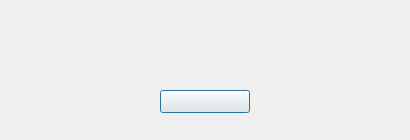
First picture: the form in client/src/ui/modaldialog.ui, repository klaalk/klapklap, before the edit.
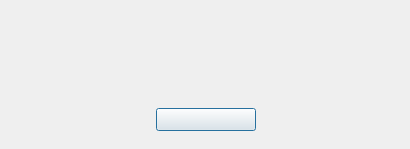
Second picture: the form after the edit.

What changed in the file:
```diff
--- a/client/src/ui/modaldialog.ui
+++ b/client/src/ui/modaldialog.ui
@@ -7,7 +7,7 @@
     <x>0</x>
     <y>0</y>
     <width>410</width>
-    <height>140</height>
+    <height>149</height>
    </rect>
   </property>
   <property name="sizePolicy">
@@ -28,39 +28,110 @@
   <property name="sizeGripEnabled">
    <bool>false</bool>
   </property>
-  <widget class="QPushButton" name="confirmBtn">
+  <widget class="QWidget" name="verticalLayoutWidget">
    <property name="geometry">
     <rect>
-     <x>160</x>
-     <y>90</y>
-     <width>90</width>
-     <height>23</height>
-    </rect>
-   </property>
-   <property name="text">
-    <string/>
-   </property>
-  </widget>
-  <widget class="QLabel" name="content">
-   <property name="geometry">
-    <rect>
-     <x>20</x>
+     <x>10</x>
      <y>10</y>
-     <width>370</width>
-     <height>71</height>
+     <width>391</width>
+     <height>121</height>
     </rect>
    </property>
-   <property name="font">
-    <font>
-     <pointsize>10</pointsize>
-    </font>
-   </property>
-   <property name="text">
-    <string/>
-   </property>
-   <property name="alignment">
-    <set>Qt::AlignCenter</set>
-   </property>
+   <layout class="QVBoxLayout" name="verticalLayout">
+    <item>
+     <spacer name="verticalSpacer_2">
+      <property name="orientation">
+       <enum>Qt::Vertical</enum>
+      </property>
+      <property name="sizeHint" stdset="0">
+       <size>
+        <width>20</width>
+        <height>40</height>
+       </size>
+      </property>
+     </spacer>
+    </item>
+    <item>
+     <widget class="QLabel" name="content">
+      <property name="minimumSize">
+       <size>
+        <width>0</width>
+        <height>50</height>
+       </size>
+      </property>
+      <property name="font">
+       <font>
+        <pointsize>10</pointsize>
+       </font>
+      </property>
+      <property name="text">
+       <string/>
+      </property>
+      <property name="alignment">
+       <set>Qt::AlignCenter</set>
+      </property>
+     </widget>
+    </item>
+    <item>
+     <spacer name="verticalSpacer">
+      <property name="orientation">
+       <enum>Qt::Vertical</enum>
+      </property>
+      <property name="sizeHint" stdset="0">
+       <size>
+        <width>20</width>
+        <height>40</height>
+       </size>
+      </property>
+     </spacer>
+    </item>
+    <item>
+     <layout class="QHBoxLayout" name="horizontalLayout">
+      <item>
+       <spacer name="horizontalSpacer">
+        <property name="orientation">
+         <enum>Qt::Horizontal</enum>
+        </property>
+        <property name="sizeHint" stdset="0">
+         <size>
+          <width>40</width>
+          <height>20</height>
+         </size>
+        </property>
+       </spacer>
+      </item>
+      <item>
+       <widget class="QPushButton" name="confirmBtn">
+        <property name="minimumSize">
+         <size>
+          <width>100</width>
+          <height>23</height>
+         </size>
+        </property>
+        <property name="text">
+         <string/>
+        </property>
+        <property name="class" stdset="0">
+         <string>PrimaryBtn</string>
+        </property>
+       </widget>
+      </item>
+      <item>
+       <spacer name="horizontalSpacer_2">
+        <property name="orientation">
+         <enum>Qt::Horizontal</enum>
+        </property>
+        <property name="sizeHint" stdset="0">
+         <size>
+          <width>40</width>
+          <height>20</height>
+         </size>
+        </property>
+       </spacer>
+      </item>
+     </layout>
+    </item>
+   </layout>
   </widget>
  </widget>
  <resources/>
```
